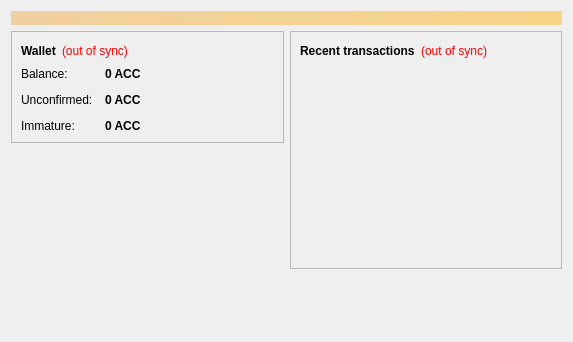
Before: the Qt Designer form src/qt/forms/overviewpage.ui in adcoin-project/AdCoin-old, drawn with Qt 5.
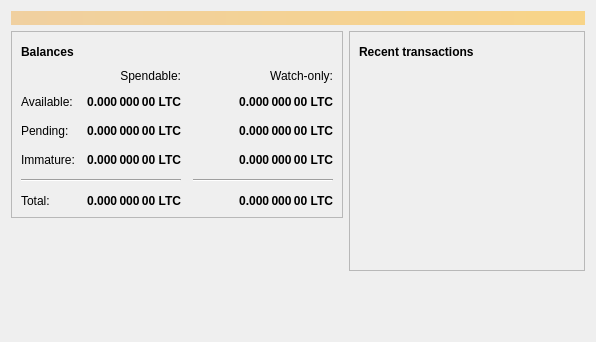
After: the same form once the commit is applied. Icons and pictures are not drawn.

Patch:
```diff
--- a/src/qt/forms/overviewpage.ui
+++ b/src/qt/forms/overviewpage.ui
@@ -6,7 +6,7 @@
    <rect>
     <x>0</x>
     <y>0</y>
-    <width>573</width>
+    <width>596</width>
     <height>342</height>
    </rect>
   </property>
@@ -20,7 +20,7 @@
       <bool>false</bool>
      </property>
      <property name="styleSheet">
-      <string notr="true">background-color: qlineargradient(x1: 0, y1: 0, x2: 1, y2: 0, stop:0 #F0D0A0, stop:1 #F8D488); color:#000000;</string>
+      <string notr="true">QLabel { background-color: qlineargradient(x1: 0, y1: 0, x2: 1, y2: 0, stop:0 #F0D0A0, stop:1 #F8D488); color:#000000; }</string>
      </property>
      <property name="wordWrap">
       <bool>true</bool>
@@ -54,27 +54,197 @@
                </font>
               </property>
               <property name="text">
-               <string>Wallet</string>
+               <string>Balances</string>
               </property>
              </widget>
             </item>
             <item>
-             <widget class="QLabel" name="labelWalletStatus">
+             <widget class="QPushButton" name="labelWalletStatus">
+              <property name="enabled">
+               <bool>true</bool>
+              </property>
+              <property name="maximumSize">
+               <size>
+                <width>30</width>
+                <height>16777215</height>
+               </size>
+              </property>
               <property name="toolTip">
                <string>The displayed information may be out of date. Your wallet automatically synchronizes with the AdCoin network after a connection is established, but this process has not completed yet.</string>
               </property>
-              <property name="styleSheet">
-               <string notr="true">QLabel { color: red; }</string>
-              </property>
               <property name="text">
-               <string notr="true">(out of sync)</string>
+               <string/>
               </property>
-              <property name="alignment">
-               <set>Qt::AlignLeading|Qt::AlignLeft|Qt::AlignVCenter</set>
+              <property name="icon">
+               <iconset resource="../bitcoin.qrc">
+                <normaloff>:/icons/warning</normaloff>
+                <disabledoff>:/icons/warning</disabledoff>:/icons/warning</iconset>
+              </property>
+              <property name="iconSize">
+               <size>
+                <width>24</width>
+                <height>24</height>
+               </size>
+              </property>
+              <property name="flat">
+               <bool>true</bool>
               </property>
              </widget>
             </item>
             <item>
+             <spacer name="horizontalSpacer_3">
+              <property name="orientation">
+               <enum>Qt::Horizontal</enum>
+              </property>
+              <property name="sizeHint" stdset="0">
+               <size>
+                <width>40</width>
+                <height>20</height>
+               </size>
+              </property>
+             </spacer>
+            </item>
+           </layout>
+          </item>
+          <item>
+           <layout class="QGridLayout" name="gridLayout">
+            <property name="spacing">
+             <number>12</number>
+            </property>
+            <item row="2" column="2">
+             <widget class="QLabel" name="labelWatchPending">
+              <property name="font">
+               <font>
+                <weight>75</weight>
+                <bold>true</bold>
+               </font>
+              </property>
+              <property name="cursor">
+               <cursorShape>IBeamCursor</cursorShape>
+              </property>
+              <property name="toolTip">
+               <string>Unconfirmed transactions to watch-only addresses</string>
+              </property>
+              <property name="text">
+               <string notr="true">0.000 000 00 LTC</string>
+              </property>
+              <property name="alignment">
+               <set>Qt::AlignRight|Qt::AlignTrailing|Qt::AlignVCenter</set>
+              </property>
+              <property name="textInteractionFlags">
+               <set>Qt::LinksAccessibleByMouse|Qt::TextSelectableByKeyboard|Qt::TextSelectableByMouse</set>
+              </property>
+             </widget>
+            </item>
+            <item row="2" column="1">
+             <widget class="QLabel" name="labelUnconfirmed">
+              <property name="font">
+               <font>
+                <weight>75</weight>
+                <bold>true</bold>
+               </font>
+              </property>
+              <property name="cursor">
+               <cursorShape>IBeamCursor</cursorShape>
+              </property>
+              <property name="toolTip">
+               <string>Total of transactions that have yet to be confirmed, and do not yet count toward the spendable balance</string>
+              </property>
+              <property name="text">
+               <string notr="true">0.000 000 00 LTC</string>
+              </property>
+              <property name="alignment">
+               <set>Qt::AlignRight|Qt::AlignTrailing|Qt::AlignVCenter</set>
+              </property>
+              <property name="textInteractionFlags">
+               <set>Qt::LinksAccessibleByMouse|Qt::TextSelectableByKeyboard|Qt::TextSelectableByMouse</set>
+              </property>
+             </widget>
+            </item>
+            <item row="3" column="2">
+             <widget class="QLabel" name="labelWatchImmature">
+              <property name="font">
+               <font>
+                <weight>75</weight>
+                <bold>true</bold>
+               </font>
+              </property>
+              <property name="cursor">
+               <cursorShape>IBeamCursor</cursorShape>
+              </property>
+              <property name="toolTip">
+               <string>Mined balance in watch-only addresses that has not yet matured</string>
+              </property>
+              <property name="text">
+               <string notr="true">0.000 000 00 LTC</string>
+              </property>
+              <property name="alignment">
+               <set>Qt::AlignRight|Qt::AlignTrailing|Qt::AlignVCenter</set>
+              </property>
+              <property name="textInteractionFlags">
+               <set>Qt::LinksAccessibleByMouse|Qt::TextSelectableByKeyboard|Qt::TextSelectableByMouse</set>
+              </property>
+             </widget>
+            </item>
+            <item row="4" column="0" colspan="2">
+             <widget class="Line" name="line">
+              <property name="orientation">
+               <enum>Qt::Horizontal</enum>
+              </property>
+             </widget>
+            </item>
+            <item row="4" column="2">
+             <widget class="Line" name="lineWatchBalance">
+              <property name="sizePolicy">
+               <sizepolicy hsizetype="Preferred" vsizetype="Fixed">
+                <horstretch>0</horstretch>
+                <verstretch>0</verstretch>
+               </sizepolicy>
+              </property>
+              <property name="minimumSize">
+               <size>
+                <width>140</width>
+                <height>0</height>
+               </size>
+              </property>
+              <property name="orientation">
+               <enum>Qt::Horizontal</enum>
+              </property>
+             </widget>
+            </item>
+            <item row="5" column="0">
+             <widget class="QLabel" name="labelTotalText">
+              <property name="text">
+               <string>Total:</string>
+              </property>
+             </widget>
+            </item>
+            <item row="3" column="1">
+             <widget class="QLabel" name="labelImmature">
+              <property name="font">
+               <font>
+                <weight>75</weight>
+                <bold>true</bold>
+               </font>
+              </property>
+              <property name="cursor">
+               <cursorShape>IBeamCursor</cursorShape>
+              </property>
+              <property name="toolTip">
+               <string>Mined balance that has not yet matured</string>
+              </property>
+              <property name="text">
+               <string notr="true">0.000 000 00 LTC</string>
+              </property>
+              <property name="alignment">
+               <set>Qt::AlignRight|Qt::AlignTrailing|Qt::AlignVCenter</set>
+              </property>
+              <property name="textInteractionFlags">
+               <set>Qt::LinksAccessibleByMouse|Qt::TextSelectableByKeyboard|Qt::TextSelectableByMouse</set>
+              </property>
+             </widget>
+            </item>
+            <item row="2" column="3">
              <spacer name="horizontalSpacer_2">
               <property name="orientation">
                <enum>Qt::Horizontal</enum>
@@ -87,28 +257,15 @@
               </property>
              </spacer>
             </item>
-           </layout>
-          </item>
-          <item>
-           <layout class="QFormLayout" name="formLayout_2">
-            <property name="fieldGrowthPolicy">
-             <enum>QFormLayout::AllNonFixedFieldsGrow</enum>
-            </property>
-            <property name="horizontalSpacing">
-             <number>12</number>
-            </property>
-            <property name="verticalSpacing">
-             <number>12</number>
-            </property>
-            <item row="0" column="0">
-             <widget class="QLabel" name="label">
+            <item row="3" column="0">
+             <widget class="QLabel" name="labelImmatureText">
               <property name="text">
-               <string>Balance:</string>
+               <string>Immature:</string>
               </property>
              </widget>
             </item>
-            <item row="0" column="1">
-             <widget class="QLabel" name="labelBalance">
+            <item row="5" column="1">
+             <widget class="QLabel" name="labelTotal">
               <property name="font">
                <font>
                 <weight>75</weight>
@@ -122,22 +279,60 @@
                <string>Your current balance</string>
               </property>
               <property name="text">
-               <string notr="true">0 ACC</string>
+               <string notr="true">0.000 000 00 LTC</string>
               </property>
+              <property name="alignment">
+               <set>Qt::AlignRight|Qt::AlignTrailing|Qt::AlignVCenter</set>
+              </property>
               <property name="textInteractionFlags">
                <set>Qt::LinksAccessibleByMouse|Qt::TextSelectableByKeyboard|Qt::TextSelectableByMouse</set>
               </property>
              </widget>
             </item>
+            <item row="5" column="2">
+             <widget class="QLabel" name="labelWatchTotal">
+              <property name="font">
+               <font>
+                <weight>75</weight>
+                <bold>true</bold>
+               </font>
+              </property>
+              <property name="cursor">
+               <cursorShape>IBeamCursor</cursorShape>
+              </property>
+              <property name="toolTip">
+               <string>Current total balance in watch-only addresses</string>
+              </property>
+              <property name="text">
+               <string notr="true">0.000 000 00 LTC</string>
+              </property>
+              <property name="alignment">
+               <set>Qt::AlignRight|Qt::AlignTrailing|Qt::AlignVCenter</set>
+              </property>
+              <property name="textInteractionFlags">
+               <set>Qt::LinksAccessibleByMouse|Qt::TextSelectableByKeyboard|Qt::TextSelectableByMouse</set>
+              </property>
+             </widget>
+            </item>
+            <item row="0" column="2">
+             <widget class="QLabel" name="labelWatchonly">
+              <property name="text">
+               <string>Watch-only:</string>
+              </property>
+              <property name="alignment">
+               <set>Qt::AlignRight|Qt::AlignTrailing|Qt::AlignVCenter</set>
+              </property>
+             </widget>
+            </item>
             <item row="1" column="0">
-             <widget class="QLabel" name="label_3">
+             <widget class="QLabel" name="labelBalanceText">
               <property name="text">
-               <string>Unconfirmed:</string>
+               <string>Available:</string>
               </property>
              </widget>
             </item>
             <item row="1" column="1">
-             <widget class="QLabel" name="labelUnconfirmed">
+             <widget class="QLabel" name="labelBalance">
               <property name="font">
                <font>
                 <weight>75</weight>
@@ -151,7 +346,35 @@
                <string>Total of transactions that have yet to be confirmed, and do not yet count toward the current balance</string>
               </property>
               <property name="text">
-               <string notr="true">0 ACC</string>
+               <string notr="true">0.000 000 00 LTC</string>
+              </property>
+              <property name="alignment">
+               <set>Qt::AlignRight|Qt::AlignTrailing|Qt::AlignVCenter</set>
+              </property>
+              <property name="textInteractionFlags">
+               <set>Qt::LinksAccessibleByMouse|Qt::TextSelectableByKeyboard|Qt::TextSelectableByMouse</set>
+              </property>
+             </widget>
+            </item>
+            <item row="1" column="2">
+             <widget class="QLabel" name="labelWatchAvailable">
+              <property name="font">
+               <font>
+                <weight>75</weight>
+                <bold>true</bold>
+               </font>
+              </property>
+              <property name="cursor">
+               <cursorShape>IBeamCursor</cursorShape>
+              </property>
+              <property name="toolTip">
+               <string>Your current balance in watch-only addresses</string>
+              </property>
+              <property name="text">
+               <string notr="true">0.000 000 00 LTC</string>
+              </property>
+              <property name="alignment">
+               <set>Qt::AlignRight|Qt::AlignTrailing|Qt::AlignVCenter</set>
               </property>
               <property name="textInteractionFlags">
                <set>Qt::LinksAccessibleByMouse|Qt::TextSelectableByKeyboard|Qt::TextSelectableByMouse</set>
@@ -159,28 +382,19 @@
              </widget>
             </item>
             <item row="2" column="0">
-             <widget class="QLabel" name="labelImmatureText">
+             <widget class="QLabel" name="labelPendingText">
               <property name="text">
-               <string>Immature:</string>
+               <string>Pending:</string>
               </property>
              </widget>
             </item>
-            <item row="2" column="1">
-             <widget class="QLabel" name="labelImmature">
-              <property name="font">
-               <font>
-                <weight>75</weight>
-                <bold>true</bold>
-               </font>
-              </property>
-              <property name="toolTip">
-               <string>Mined balance that has not yet matured</string>
-              </property>
+            <item row="0" column="1">
+             <widget class="QLabel" name="labelSpendable">
               <property name="text">
-               <string notr="true">0 ACC</string>
+               <string>Spendable:</string>
               </property>
-              <property name="textInteractionFlags">
-               <set>Qt::LinksAccessibleByMouse|Qt::TextSelectableByKeyboard|Qt::TextSelectableByMouse</set>
+              <property name="alignment">
+               <set>Qt::AlignRight|Qt::AlignTrailing|Qt::AlignVCenter</set>
               </property>
              </widget>
             </item>
@@ -219,24 +433,47 @@
            <layout class="QHBoxLayout" name="horizontalLayout_2">
             <item>
              <widget class="QLabel" name="label_4">
+              <property name="font">
+               <font>
+                <weight>75</weight>
+                <bold>true</bold>
+               </font>
+              </property>
               <property name="text">
-               <string>&lt;b&gt;Recent transactions&lt;/b&gt;</string>
+               <string>Recent transactions</string>
               </property>
              </widget>
             </item>
             <item>
-             <widget class="QLabel" name="labelTransactionsStatus">
+             <widget class="QPushButton" name="labelTransactionsStatus">
+              <property name="enabled">
+               <bool>true</bool>
+              </property>
+              <property name="maximumSize">
+               <size>
+                <width>30</width>
+                <height>16777215</height>
+               </size>
+              </property>
               <property name="toolTip">
                <string>The displayed information may be out of date. Your wallet automatically synchronizes with the AdCoin network after a connection is established, but this process has not completed yet.</string>
               </property>
-              <property name="styleSheet">
-               <string notr="true">QLabel { color: red; }</string>
-              </property>
               <property name="text">
-               <string notr="true">(out of sync)</string>
+               <string/>
               </property>
-              <property name="alignment">
-               <set>Qt::AlignRight|Qt::AlignTrailing|Qt::AlignVCenter</set>
+              <property name="icon">
+               <iconset resource="../bitcoin.qrc">
+                <normaloff>:/icons/warning</normaloff>
+                <disabledoff>:/icons/warning</disabledoff>:/icons/warning</iconset>
+              </property>
+              <property name="iconSize">
+               <size>
+                <width>24</width>
+                <height>24</height>
+               </size>
+              </property>
+              <property name="flat">
+               <bool>true</bool>
               </property>
              </widget>
             </item>
```
Left out of the diff: 7 changed lines with no effect on the pictures.
